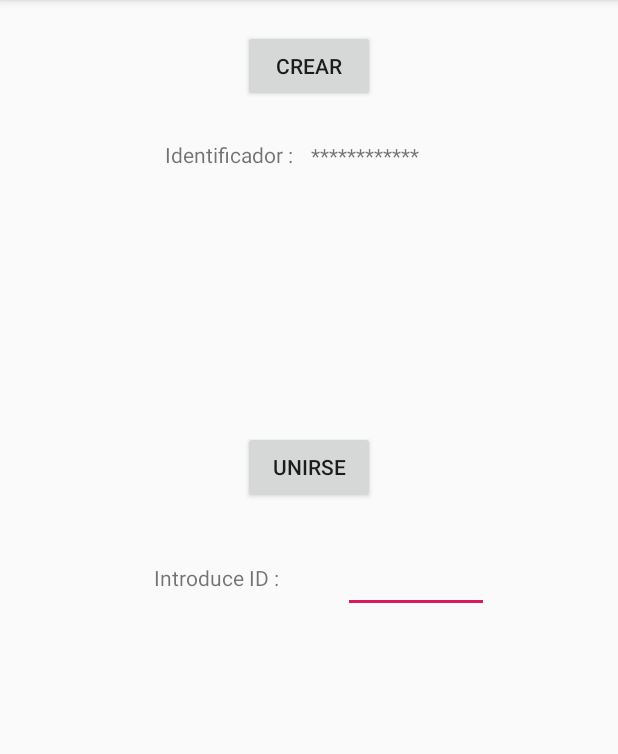
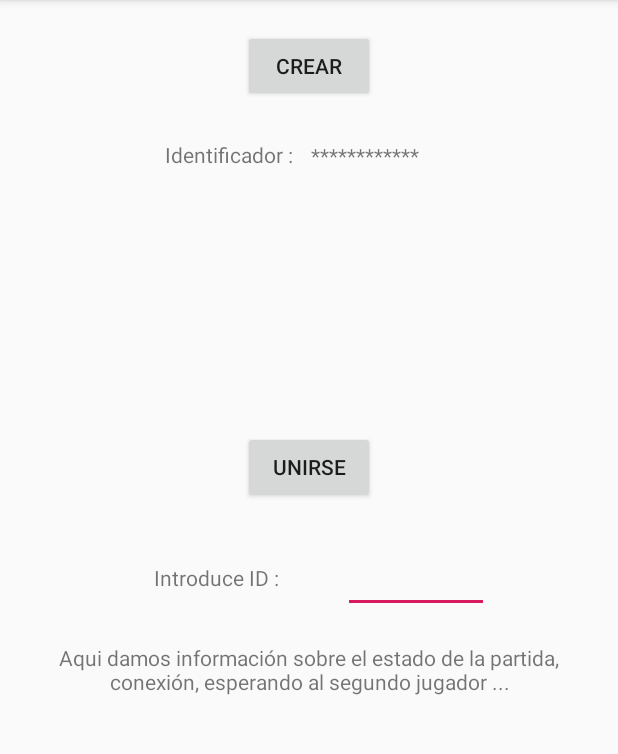
Before and after one commit to davidFernandez99/BetweenOpposites, an Android app: the PantallaDosJugadores screen opened directly, with no data from a screen before it, on a phone screen of 412 x 824 dp, the part 84-838 px from its top. Run offline under Robolectric (Android 15) with nearby library versions, the phone set to English and light mode, and no system bars.

Commit message:
#5 Texto para informar sobre el estado de la conexión, si estamos esperando al segundo jugador...
Signed-off-by: Óscar Jiménez <ojimenmu@gmail.com>

```diff
--- a/app/src/main/res/layout/activity_pantalla_dos_jugadores.xml
+++ b/app/src/main/res/layout/activity_pantalla_dos_jugadores.xml
@@ -96,4 +96,10 @@
 
     </android.support.constraint.ConstraintLayout>
 
+    <TextView android:layout_width="match_parent" android:layout_height="wrap_content"
+              android:id="@+id/txt_info_2jug"
+              android:text="@string/informacion_conexion_2jug"
+              android:gravity="center|top"
+    />
+
 </LinearLayout>
--- a/app/src/main/res/values/strings.xml
+++ b/app/src/main/res/values/strings.xml
@@ -9,4 +9,7 @@
     <string name="damos_ID">************</string>
     <string name="intro_ID_dosJ">Introduce ID :</string>
     <string name="autofill_ID">Introduce la ID de la partida</string>
+    <string name="informacion_conexion_2jug">Aqui damos información sobre el estado de la partida, conexión, esperando
+        al segundo jugador ...
+    </string>
 </resources>
```
